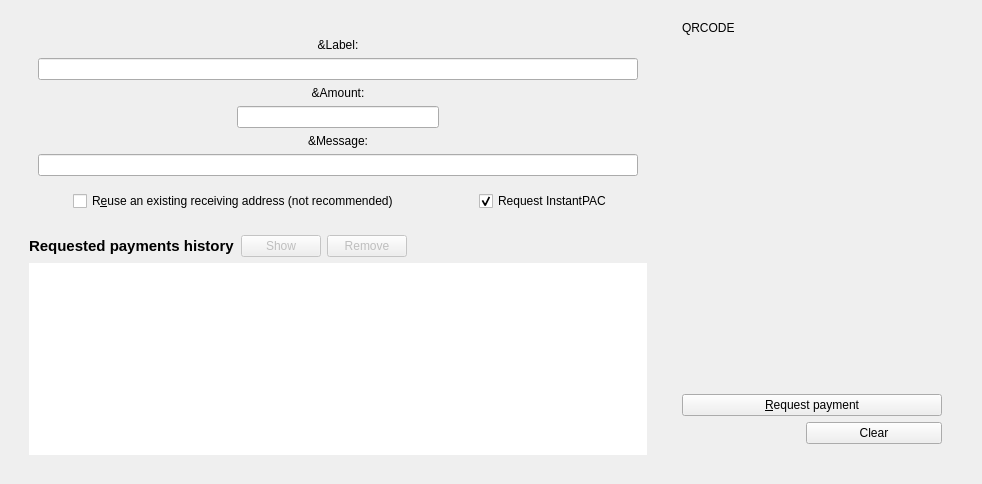
The window that src/qt/forms/receivecoinsdialog.ui (PACCommunity/PAC) describes before a commit, drawn with Qt 5.
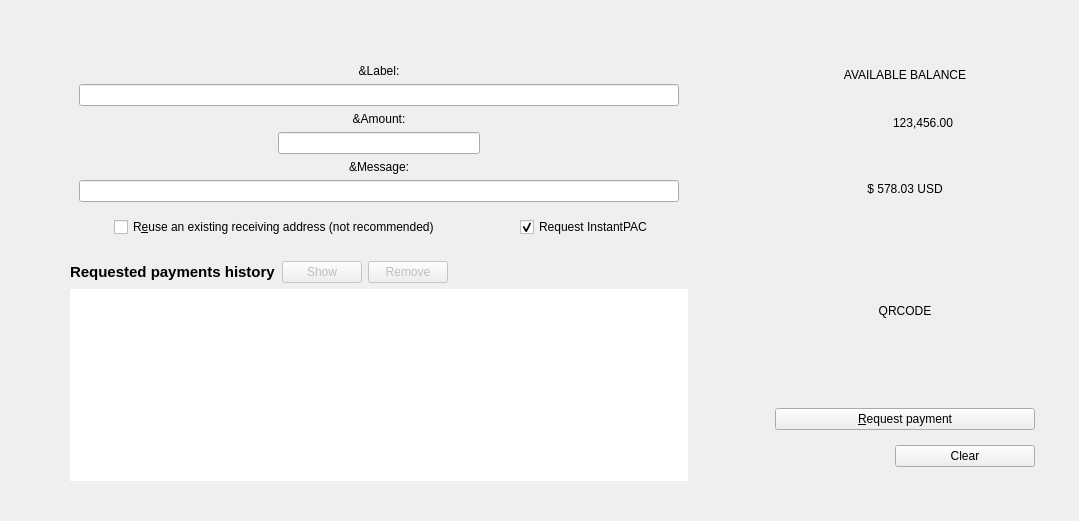
The same window after the commit. Custom widgets are drawn as their Qt base class.

Commit message: Receive page front end balance, and responsive layout

Diff of the .ui file:
```diff
--- a/src/qt/forms/receivecoinsdialog.ui
+++ b/src/qt/forms/receivecoinsdialog.ui
@@ -6,8 +6,8 @@
    <rect>
     <x>0</x>
     <y>0</y>
-    <width>938</width>
-    <height>456</height>
+    <width>986</width>
+    <height>504</height>
    </rect>
   </property>
   <property name="sizePolicy">
@@ -44,11 +44,23 @@
         </property>
         <property name="maximumSize">
          <size>
-          <width>1000</width>
+          <width>16777215</width>
           <height>16777215</height>
          </size>
         </property>
         <layout class="QGridLayout" name="gridForLeft">
+         <property name="leftMargin">
+          <number>50</number>
+         </property>
+         <property name="topMargin">
+          <number>35</number>
+         </property>
+         <property name="rightMargin">
+          <number>50</number>
+         </property>
+         <property name="bottomMargin">
+          <number>20</number>
+         </property>
          <item row="1" column="0">
           <widget class="QFrame" name="verticalFrame">
            <property name="maximumSize">
@@ -98,7 +110,7 @@
                 </property>
                 <property name="maximumSize">
                  <size>
-                  <width>700</width>
+                  <width>16777215</width>
                   <height>16777215</height>
                  </size>
                 </property>
@@ -155,7 +167,7 @@
                 </property>
                 <property name="maximumSize">
                  <size>
-                  <width>202</width>
+                  <width>16777215</width>
                   <height>16777215</height>
                  </size>
                 </property>
@@ -214,7 +226,7 @@
                 </property>
                 <property name="maximumSize">
                  <size>
-                  <width>700</width>
+                  <width>16777215</width>
                   <height>16777215</height>
                  </size>
                 </property>
@@ -456,14 +468,20 @@
       <item>
        <widget class="QFrame" name="QRCodeFrame">
         <property name="sizePolicy">
-         <sizepolicy hsizetype="Fixed" vsizetype="Expanding">
+         <sizepolicy hsizetype="Fixed" vsizetype="Preferred">
           <horstretch>0</horstretch>
           <verstretch>0</verstretch>
          </sizepolicy>
         </property>
+        <property name="minimumSize">
+         <size>
+          <width>315</width>
+          <height>0</height>
+         </size>
+        </property>
         <property name="maximumSize">
          <size>
-          <width>300</width>
+          <width>450</width>
           <height>16777215</height>
          </size>
         </property>
@@ -472,22 +490,141 @@
           <number>6</number>
          </property>
          <property name="leftMargin">
-          <number>20</number>
+          <number>27</number>
          </property>
          <property name="topMargin">
-          <number>1</number>
+          <number>47</number>
          </property>
          <property name="rightMargin">
           <number>20</number>
          </property>
          <property name="bottomMargin">
-          <number>20</number>
+          <number>34</number>
          </property>
+         <item>
+          <widget class="QLabel" name="label_5">
+           <property name="minimumSize">
+            <size>
+             <width>0</width>
+             <height>15</height>
+            </size>
+           </property>
+           <property name="text">
+            <string>AVAILABLE BALANCE</string>
+           </property>
+           <property name="alignment">
+            <set>Qt::AlignCenter</set>
+           </property>
+           <property name="class" stdset="0">
+            <string>titleLabel</string>
+           </property>
+          </widget>
+         </item>
+         <item>
+          <layout class="QHBoxLayout" name="horizontalLayout_5">
+           <item>
+            <spacer name="horizontalSpacer">
+             <property name="orientation">
+              <enum>Qt::Horizontal</enum>
+             </property>
+             <property name="sizeHint" stdset="0">
+              <size>
+               <width>40</width>
+               <height>20</height>
+              </size>
+             </property>
+            </spacer>
+           </item>
+           <item>
+            <widget class="QLabel" name="iconLabelAvailableBalance">
+             <property name="sizePolicy">
+              <sizepolicy hsizetype="Fixed" vsizetype="Fixed">
+               <horstretch>0</horstretch>
+               <verstretch>0</verstretch>
+              </sizepolicy>
+             </property>
+             <property name="minimumSize">
+              <size>
+               <width>30</width>
+               <height>30</height>
+              </size>
+             </property>
+             <property name="text">
+              <string/>
+             </property>
+            </widget>
+           </item>
+           <item>
+            <widget class="QLabel" name="labelBalance">
+             <property name="minimumSize">
+              <size>
+               <width>0</width>
+               <height>70</height>
+              </size>
+             </property>
+             <property name="text">
+              <string>123,456.00</string>
+             </property>
+             <property name="class" stdset="0">
+              <string>pacCoinsLabel</string>
+             </property>
+            </widget>
+           </item>
+           <item>
+            <spacer name="horizontalSpacer_5">
+             <property name="orientation">
+              <enum>Qt::Horizontal</enum>
+             </property>
+             <property name="sizeHint" stdset="0">
+              <size>
+               <width>40</width>
+               <height>20</height>
+              </size>
+             </property>
+            </spacer>
+           </item>
+          </layout>
+         </item>
+         <item>
+          <widget class="QLabel" name="label_8">
+           <property name="minimumSize">
+            <size>
+             <width>0</width>
+             <height>50</height>
+            </size>
+           </property>
+           <property name="text">
+            <string>$ 578.03 USD</string>
+           </property>
+           <property name="alignment">
+            <set>Qt::AlignCenter</set>
+           </property>
+           <property name="class" stdset="0">
+            <string>usdLabel</string>
+           </property>
+          </widget>
+         </item>
+         <item>
+          <spacer name="verticalSpacer_2">
+           <property name="orientation">
+            <enum>Qt::Vertical</enum>
+           </property>
+           <property name="sizeHint" stdset="0">
+            <size>
+             <width>20</width>
+             <height>40</height>
+            </size>
+           </property>
+          </spacer>
+         </item>
          <item>
           <widget class="QLabel" name="lblQRCode">
            <property name="text">
             <string>QRCODE</string>
            </property>
+           <property name="alignment">
+            <set>Qt::AlignCenter</set>
+           </property>
           </widget>
          </item>
          <item>
@@ -507,32 +644,36 @@
           </spacer>
          </item>
          <item>
-          <widget class="QPushButton" name="receiveButton">
-           <property name="sizePolicy">
-            <sizepolicy hsizetype="Fixed" vsizetype="Fixed">
-             <horstretch>0</horstretch>
-             <verstretch>0</verstretch>
-            </sizepolicy>
-           </property>
-           <property name="minimumSize">
-            <size>
-             <width>260</width>
-             <height>0</height>
-            </size>
-           </property>
-           <property name="text">
-            <string>&amp;Request payment</string>
-           </property>
-           <property name="class" stdset="0">
-            <string>accentButton</string>
-           </property>
-          </widget>
-         </item>
-         <item>
-          <layout class="QHBoxLayout" name="horizontalLayout"/>
+          <layout class="QHBoxLayout" name="horizontalLayout">
+           <item>
+            <widget class="QPushButton" name="receiveButton">
+             <property name="sizePolicy">
+              <sizepolicy hsizetype="Fixed" vsizetype="Fixed">
+               <horstretch>0</horstretch>
+               <verstretch>0</verstretch>
+              </sizepolicy>
+             </property>
+             <property name="minimumSize">
+              <size>
+               <width>260</width>
+               <height>0</height>
+              </size>
+             </property>
+             <property name="text">
+              <string>&amp;Request payment</string>
+             </property>
+             <property name="class" stdset="0">
+              <string>accentButton</string>
+             </property>
+            </widget>
+           </item>
+          </layout>
          </item>
          <item>
           <layout class="QHBoxLayout" name="horizontaLayoutlButton">
+           <property name="topMargin">
+            <number>9</number>
+           </property>
            <item>
             <spacer name="horizontalSpacer_3">
              <property name="orientation">
@@ -543,7 +684,7 @@
              </property>
              <property name="sizeHint" stdset="0">
               <size>
-               <width>124</width>
+               <width>120</width>
                <height>20</height>
               </size>
              </property>
```
The commit also changes 1 other file.
